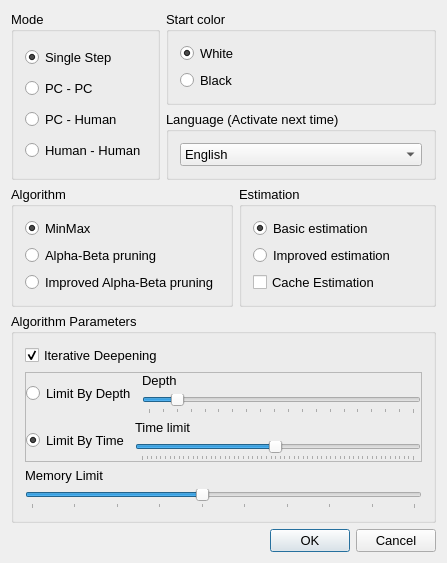
congchenutd/morris, file Morris/Source/DlgSetting.ui: the form before one commit.
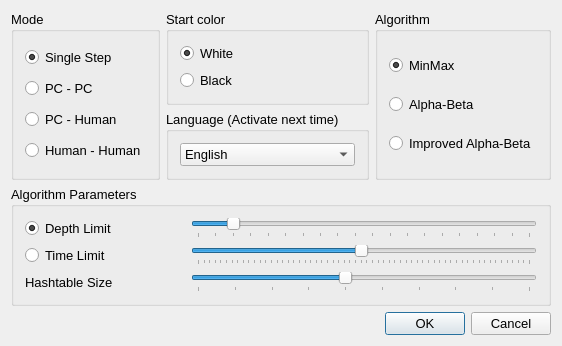
The form after the commit.

Commit message: delete estimation on settingdlg

```diff
--- a/Morris/Source/DlgSetting.ui
+++ b/Morris/Source/DlgSetting.ui
@@ -6,8 +6,8 @@
    <rect>
     <x>0</x>
     <y>0</y>
-    <width>419</width>
-    <height>544</height>
+    <width>520</width>
+    <height>320</height>
    </rect>
   </property>
   <property name="font">
@@ -18,7 +18,7 @@
   <property name="windowTitle">
    <string>Setting</string>
   </property>
-  <layout class="QGridLayout" name="gridLayout">
+  <layout class="QGridLayout" name="gridLayout_2">
    <property name="sizeConstraint">
     <enum>QLayout::SetFixedSize</enum>
    </property>
@@ -62,7 +62,7 @@
      </layout>
     </widget>
    </item>
-   <item row="0" column="1" colspan="2">
+   <item row="0" column="1">
     <widget class="QGroupBox" name="groupBox_2">
      <property name="title">
       <string>Start color</string>
@@ -88,31 +88,8 @@
      </layout>
     </widget>
    </item>
-   <item row="1" column="1" colspan="2">
-    <widget class="QGroupBox" name="groupBox_3">
-     <property name="title">
-      <string>Language (Activate next time)</string>
-     </property>
-     <layout class="QVBoxLayout" name="verticalLayout_6">
-      <item>
-       <widget class="QComboBox" name="cbLanguage">
-        <item>
-         <property name="text">
-          <string>English</string>
-         </property>
-        </item>
-        <item>
-         <property name="text">
-          <string>中文</string>
-         </property>
-        </item>
-       </widget>
-      </item>
-     </layout>
-    </widget>
-   </item>
-   <item row="2" column="0" colspan="2">
-    <widget class="QGroupBox" name="gbAlgorithm">
+   <item row="0" column="2" rowspan="2">
+    <widget class="QGroupBox" name="groupAlgorithm">
      <property name="title">
       <string>Algorithm</string>
      </property>
@@ -130,100 +107,72 @@
       <item>
        <widget class="QRadioButton" name="radioAlphaBeta">
         <property name="text">
-         <string>Alpha-Beta pruning</string>
+         <string>Alpha-Beta</string>
         </property>
        </widget>
       </item>
       <item>
        <widget class="QRadioButton" name="radioAlphaBetaImproved">
         <property name="text">
-         <string>Improved Alpha-Beta pruning</string>
+         <string>Improved Alpha-Beta</string>
         </property>
        </widget>
       </item>
      </layout>
     </widget>
    </item>
-   <item row="2" column="2">
-    <widget class="QGroupBox" name="gbEstimation">
+   <item row="1" column="1">
+    <widget class="QGroupBox" name="groupBox_3">
      <property name="title">
-      <string>Estimation</string>
+      <string>Language (Activate next time)</string>
      </property>
-     <layout class="QVBoxLayout" name="verticalLayout_4">
+     <layout class="QVBoxLayout" name="verticalLayout_6">
       <item>
-       <widget class="QRadioButton" name="radioBasicEstimation">
-        <property name="text">
-         <string>Basic estimation</string>
+       <widget class="QComboBox" name="cbLanguage">
+        <property name="sizePolicy">
+         <sizepolicy hsizetype="Expanding" vsizetype="Fixed">
+          <horstretch>0</horstretch>
+          <verstretch>0</verstretch>
+         </sizepolicy>
         </property>
-        <property name="checked">
-         <bool>true</bool>
-        </property>
-       </widget>
-      </item>
       <item>
-       <widget class="QRadioButton" name="radioImprovedEstimation">
         <property name="text">
-         <string>Improved estimation</string>
-        </property>
-       </widget>
+          <string>English</string>
+         </property>
       </item>
       <item>
-       <widget class="QCheckBox" name="cbCacheEstimation">
         <property name="text">
-         <string>Cache Estimation</string>
-        </property>
+          <string>中文</string>
+         </property>
+        </item>
        </widget>
       </item>
      </layout>
     </widget>
    </item>
-   <item row="3" column="0" colspan="3">
-    <widget class="QGroupBox" name="gbDepth">
+   <item row="2" column="0" colspan="3">
+    <widget class="QGroupBox" name="groupParameters">
      <property name="title">
       <string>Algorithm Parameters</string>
      </property>
-     <layout class="QVBoxLayout" name="verticalLayout_10">
-      <item>
-       <widget class="QCheckBox" name="cbID">
-        <property name="text">
-         <string>Iterative Deepening</string>
-        </property>
-        <property name="checked">
-         <bool>true</bool>
-        </property>
-       </widget>
-      </item>
-      <item>
-       <widget class="QFrame" name="frame">
-        <property name="frameShape">
-         <enum>QFrame::StyledPanel</enum>
-        </property>
-        <property name="frameShadow">
-         <enum>QFrame::Raised</enum>
-        </property>
-        <layout class="QVBoxLayout" name="verticalLayout_9">
-         <property name="margin">
-          <number>0</number>
-         </property>
-         <item>
-          <layout class="QHBoxLayout" name="horizontalLayout">
-           <item>
+     <layout class="QGridLayout" name="gridLayout">
+      <item row="0" column="0">
             <widget class="QRadioButton" name="radioLimitByDepth">
-             <property name="text">
-              <string>Limit By Depth</string>
-             </property>
-            </widget>
-           </item>
-           <item>
-            <layout class="QVBoxLayout" name="verticalLayout_5">
-             <item>
-              <widget class="QLabel" name="labelDepth">
+        <property name="minimumSize">
+         <size>
+          <width>160</width>
+          <height>0</height>
+         </size>
+        </property>
                <property name="text">
-                <string>Depth</string>
-               </property>
-              </widget>
-             </item>
-             <item>
+         <string>Depth Limit</string>
+        </property>
+        <property name="checked">
+         <bool>true</bool>
+        </property>
+       </widget>
+      </item>
+      <item row="0" column="1">
               <widget class="QSlider" name="sliderDepth">
                <property name="minimum">
                 <number>1</number>
@@ -245,32 +194,14 @@
                </property>
               </widget>
              </item>
-            </layout>
-           </item>
-          </layout>
-         </item>
-         <item>
-          <layout class="QHBoxLayout" name="horizontalLayout_2">
-           <item>
+      <item row="1" column="0">
             <widget class="QRadioButton" name="radioLimitByTime">
              <property name="text">
-              <string>Limit By Time</string>
-             </property>
-             <property name="checked">
-              <bool>true</bool>
-             </property>
-            </widget>
-           </item>
-           <item>
-            <layout class="QVBoxLayout" name="verticalLayout_7">
-             <item>
-              <widget class="QLabel" name="labelTimeLimit">
-               <property name="text">
-                <string>Time limit</string>
-               </property>
-              </widget>
-             </item>
-             <item>
+         <string>Time Limit</string>
+        </property>
+       </widget>
+      </item>
+      <item row="1" column="1">
               <widget class="QSlider" name="sliderTimeLimit">
                <property name="minimum">
                 <number>1</number>
@@ -292,38 +223,35 @@
                </property>
               </widget>
              </item>
-            </layout>
-           </item>
-          </layout>
-         </item>
-        </layout>
-       </widget>
-      </item>
-      <item>
-       <layout class="QVBoxLayout" name="verticalLayout_8">
-        <item>
-         <widget class="QLabel" name="labelMemory">
+      <item row="2" column="0">
+       <widget class="QLabel" name="labelTableSize">
           <property name="text">
-           <string>Memory Limit</string>
+         <string>Hashtable Size</string>
           </property>
          </widget>
         </item>
-        <item>
-         <widget class="QSlider" name="sliderMemory">
+      <item row="2" column="1">
+       <widget class="QSlider" name="sliderTableSize">
+        <property name="sizePolicy">
+         <sizepolicy hsizetype="Expanding" vsizetype="Expanding">
+          <horstretch>0</horstretch>
+          <verstretch>0</verstretch>
+         </sizepolicy>
+        </property>
           <property name="minimum">
-           <number>100</number>
+         <number>1</number>
           </property>
           <property name="maximum">
-           <number>1000</number>
+         <number>10</number>
           </property>
           <property name="singleStep">
            <number>100</number>
           </property>
           <property name="pageStep">
-           <number>100</number>
+         <number>1</number>
           </property>
           <property name="value">
-           <number>500</number>
+         <number>5</number>
           </property>
           <property name="orientation">
            <enum>Qt::Horizontal</enum>
@@ -331,14 +259,15 @@
           <property name="tickPosition">
            <enum>QSlider::TicksBelow</enum>
           </property>
+        <property name="tickInterval">
+         <number>1</number>
+        </property>
          </widget>
         </item>
        </layout>
-      </item>
-     </layout>
     </widget>
    </item>
-   <item row="4" column="2">
+   <item row="3" column="2">
     <widget class="QDialogButtonBox" name="buttonBox">
      <property name="standardButtons">
       <set>QDialogButtonBox::Cancel|QDialogButtonBox::Ok</set>
```
Left out of the diff: 74 changed lines with no effect on the pictures. Lines whose indentation alone changed are shown as unchanged. The commit also changes 16 other files.
